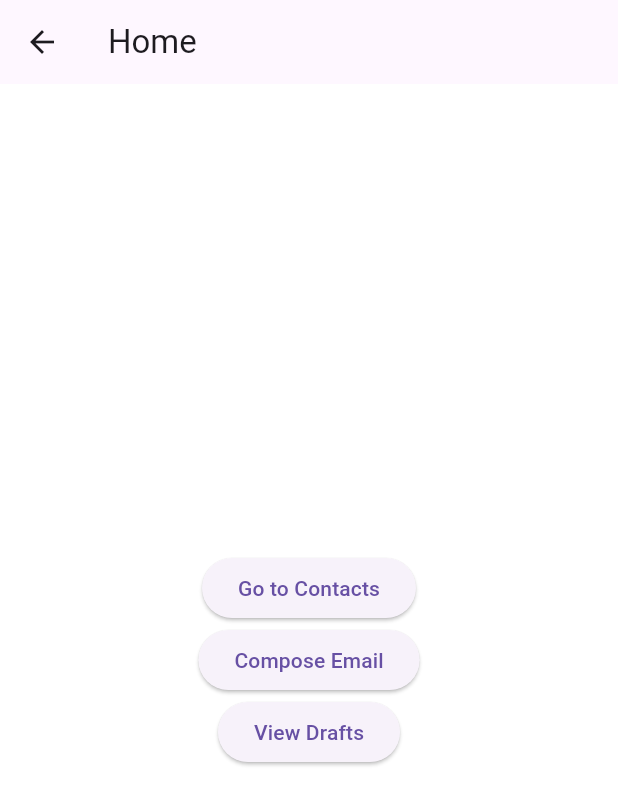
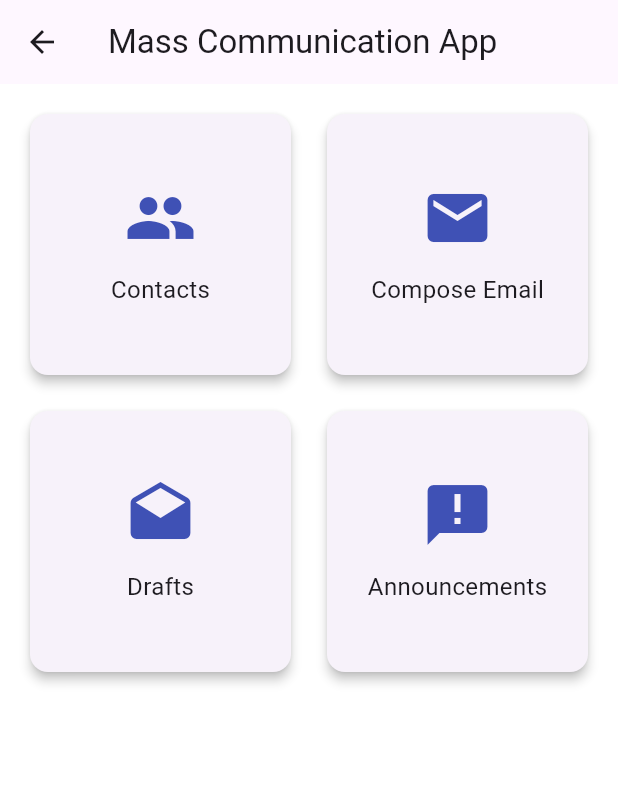
Before and after one commit to kushalmanshrestha789/LinkUp, a Flutter app: the HomeScreen screen opened by its route, on a phone screen of 412 x 824 dp. Shown: the top 805 px of the screen. Run offline on Flutter 3.47's test engine with Material 3 defaults, Android fonts, the phone set to English and light mode, and no system bars.

Commit message:
New homepage layout_alpha

```diff
--- a/demoapp/lib/screens/home_screen.dart
+++ b/demoapp/lib/screens/home_screen.dart
@@ -6,24 +6,70 @@ class HomeScreen extends StatelessWidget {
   @override
   Widget build(BuildContext context) {
     return Scaffold(
-      appBar: AppBar(title: const Text("Home")),
-      body: Center(
-        child: Column(
-          mainAxisAlignment: MainAxisAlignment.center,
-          children: [
-            ElevatedButton(
-              onPressed: () => Navigator.pushNamed(context, '/contacts'),
-              child: const Text("Go to Contacts"),
-            ),
-            ElevatedButton(
-              onPressed: () => Navigator.pushNamed(context, '/compose'),
-              child: const Text("Compose Email"),
-            ),
-            ElevatedButton(
-              onPressed: () => Navigator.pushNamed(context, '/drafts'),
-              child: const Text("View Drafts"),
-            ),
-          ],
+      appBar: AppBar(title: const Text("Mass Communication App")),
+      body: GridView.count(
+        crossAxisCount: MediaQuery.of(context).size.width > 600 ? 3 : 2, // Web vs Mobile
+        padding: const EdgeInsets.all(16),
+        crossAxisSpacing: 16,
+        mainAxisSpacing: 16,
+        children: [
+          _buildHomeCard(
+            context,
+            icon: Icons.people,
+            title: "Contacts",
+            route: "/contacts",
+          ),
+          _buildHomeCard(
+            context,
+            icon: Icons.email,
+            title: "Compose Email",
+            route: "/compose",
+          ),
+          _buildHomeCard(
+            context,
+            icon: Icons.drafts,
+            title: "Drafts",
+            route: "/drafts",
+          ),
+          _buildHomeCard(
+            context,
+            icon: Icons.announcement,
+            title: "Announcements",
+            route: "/announcements", // you can add this later
+          ),
+        ],
+      ),
+      bottomNavigationBar: BottomNavigationBar(
+        items: const [
+          BottomNavigationBarItem(icon: Icon(Icons.home), label: "Home"),
+          BottomNavigationBarItem(icon: Icon(Icons.people), label: "Contacts"),
+          BottomNavigationBarItem(icon: Icon(Icons.drafts), label: "Drafts"),
+          BottomNavigationBarItem(icon: Icon(Icons.person), label: "Profile"),
+        ],
+        currentIndex: 0,
+        onTap: (index) {
+          // Handle navigation
+        },
+      ),
+    );
+  }
+
+  Widget _buildHomeCard(BuildContext context,
+      {required IconData icon, required String title, required String route}) {
+    return GestureDetector(
+      onTap: () => Navigator.pushNamed(context, route),
+      child: Card(
+        elevation: 3,
+        shape: RoundedRectangleBorder(borderRadius: BorderRadius.circular(12)),
+        child: Center(
+          child: Column(
+            mainAxisSize: MainAxisSize.min,
+            children: [
+              Icon(icon, size: 48, color: Colors.indigo),
+              const SizedBox(height: 12),
+              Text(title, style: const TextStyle(fontSize: 16)),
+            ],
+          ),
         ),
       ),
     );
```
Also changed, not shown: demoapp/flutter_01.png (added).
